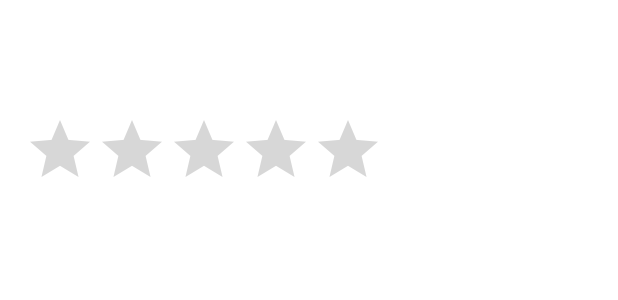
After one commit to wjohn564/AlcoGuardian, an Android app: the layout activity_display_review.xml on its own in the app's theme, with its tools: preview values and no code run, on a phone screen of 412 x 824 dp. The commit adds this screen. Shown: the top 300 px of the screen. Run offline under Robolectric (Android 15) with nearby library versions, the phone set to English and light mode, and no system bars.

Commit message:
Init commit

```diff
--- a/app/build.gradle
+++ b/app/build.gradle
@@ -36,6 +36,8 @@ dependencies {
     implementation 'androidx.constraintlayout:constraintlayout:2.1.4'
     implementation 'com.google.firebase:firebase-auth-ktx:21.3.0'
     implementation 'com.google.firebase:firebase-firestore-ktx:24.4.5'
+    implementation 'com.google.firebase:firebase-analytics:17.2.1'
+    implementation 'com.google.firebase:firebase-database:19.2.0'
     testImplementation 'junit:junit:4.13.2'
     androidTestImplementation 'androidx.test.ext:junit:1.1.5'
     androidTestImplementation 'androidx.test.espresso:espresso-core:3.5.1'
--- /dev/null
+++ b/app/src/main/res/layout/activity_display_memory.xml
@@ -0,0 +1,6 @@
+<?xml version="1.0" encoding="utf-8"?>
+<androidx.constraintlayout.widget.ConstraintLayout xmlns:android="http://schemas.android.com/apk/res/android"
+    android:layout_width="match_parent"
+    android:layout_height="match_parent">
+
+</androidx.constraintlayout.widget.ConstraintLayout>
--- /dev/null
+++ b/app/src/main/res/layout/activity_display_review.xml
@@ -0,0 +1,57 @@
+<?xml version="1.0" encoding="utf-8"?>
+<androidx.constraintlayout.widget.ConstraintLayout xmlns:android="http://schemas.android.com/apk/res/android"
+    xmlns:tools="http://schemas.android.com/tools"
+    android:layout_width="match_parent"
+    android:layout_height="match_parent">
+
+    <LinearLayout
+        android:layout_width="match_parent"
+        android:layout_height="wrap_content"
+        android:orientation="vertical"
+        android:padding="16dp"
+        tools:ignore="MissingConstraints">
+
+        <LinearLayout
+            android:layout_width="match_parent"
+            android:layout_height="match_parent"
+            android:orientation="horizontal">
+
+            <TextView
+                android:id="@+id/business_name"
+                android:layout_width="185dp"
+                android:layout_height="match_parent" />
+
+            <TextView
+                android:id="@+id/business_address"
+                android:layout_width="match_parent"
+                android:layout_height="match_parent"
+                android:textColor="@color/black"
+                android:textSize="18sp"
+                android:textStyle="bold" />
+        </LinearLayout>
+
+        <TextView
+            android:id="@+id/review_text"
+            android:layout_width="match_parent"
+            android:layout_height="wrap_content"
+            android:layout_marginTop="8dp"/>
+
+        <RatingBar
+            android:id="@+id/rating_bar"
+            android:layout_width="wrap_content"
+            android:layout_height="wrap_content"
+            android:layout_marginTop="8dp"
+            android:isIndicator="true"
+            android:numStars="5"
+            android:stepSize="0.5" />
+
+        <TextView
+            android:id="@+id/user_reference"
+            android:layout_width="match_parent"
+            android:layout_height="wrap_content"
+            android:layout_marginTop="8dp"/>
+
+    </LinearLayout>
+
+
+</androidx.constraintlayout.widget.ConstraintLayout>
--- a/app/src/main/res/values/strings.xml
+++ b/app/src/main/res/values/strings.xml
@@ -8,7 +8,7 @@
     <string name="click_to_sign_up"><font color="@colors/black">Click to Sign Up</font></string>
     <string name="logout">Logout</string>
     <string name="maps">Maps</string>
-    <string name="camera">Reviews</string>
+    <string name="camera">Review</string>
     <string name="friends">Friends</string>
     <string name="safety">Safety</string>
     <string name="profile">Profile</string>
```
Also changed, not shown: app/src/main/java/ie/ul/alcoguardian/MainActivity.java (+46 -4 lines), app/src/main/java/ie/ul/alcoguardian/Memory.java (added, +64 -0 lines), app/src/main/java/ie/ul/alcoguardian/Review.java (added, +161 -0 lines), app/src/main/java/ie/ul/alcoguardian/displayReview.java (added, +60 -0 lines), app/src/main/res/layout/activity_main.xml (+49 -8 lines), app/src/main/res/layout/activity_memory.xml (added, +33 -0 lines), app/src/main/res/layout/activity_review.xml (added, +60 -0 lines).
